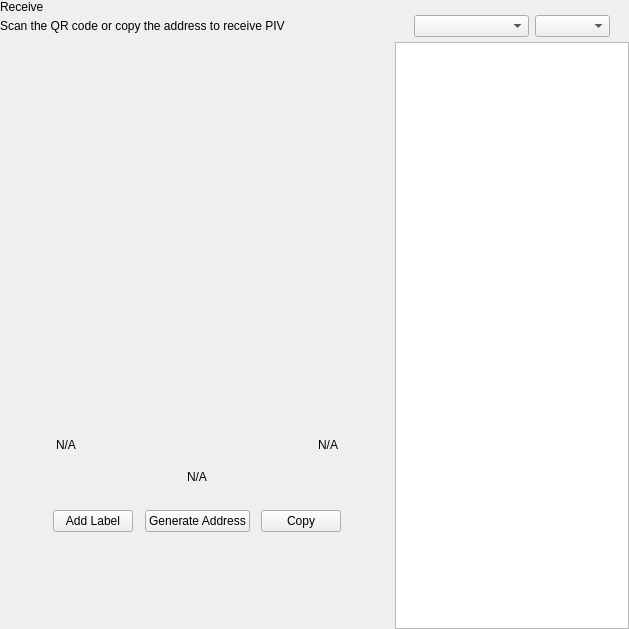
Above: src/qt/pivx/forms/receivewidget.ui from MotoAcidic/pivx-gui before the change. Below: the same form after it.
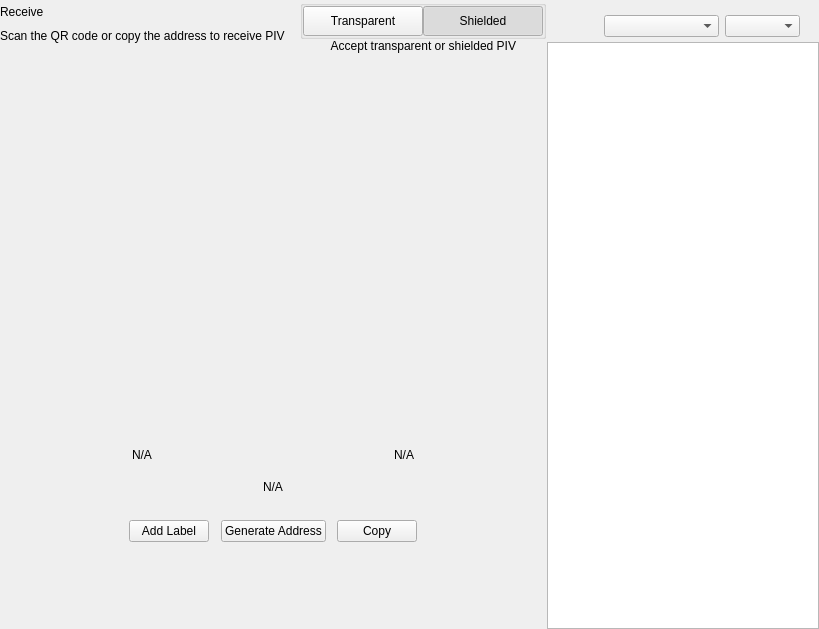
That is the form after the change. Custom widgets are drawn as their Qt base class.

Patch:
```diff
--- a/src/qt/pivx/forms/receivewidget.ui
+++ b/src/qt/pivx/forms/receivewidget.ui
@@ -6,7 +6,7 @@
    <rect>
     <x>0</x>
     <y>0</y>
-    <width>629</width>
+    <width>819</width>
     <height>629</height>
    </rect>
   </property>
@@ -97,6 +97,120 @@
             </property>
            </spacer>
           </item>
+          <item>
+           <widget class="QWidget" name="containerViewPrivacyChecks" native="true">
+            <layout class="QVBoxLayout" name="containerPrivacyChecks">
+             <property name="spacing">
+              <number>0</number>
+             </property>
+             <property name="leftMargin">
+              <number>0</number>
+             </property>
+             <property name="topMargin">
+              <number>0</number>
+             </property>
+             <property name="rightMargin">
+              <number>0</number>
+             </property>
+             <property name="bottomMargin">
+              <number>0</number>
+             </property>
+             <item alignment="Qt::AlignHCenter|Qt::AlignVCenter">
+              <widget class="QGroupBox" name="groupBox">
+               <property name="title">
+                <string/>
+               </property>
+               <layout class="QHBoxLayout" name="horizontalLayout_2_1">
+                <property name="spacing">
+                 <number>0</number>
+                </property>
+                <property name="leftMargin">
+                 <number>0</number>
+                </property>
+                <property name="topMargin">
+                 <number>0</number>
+                </property>
+                <property name="rightMargin">
+                 <number>0</number>
+                </property>
+                <property name="bottomMargin">
+                 <number>0</number>
+                </property>
+                <item>
+                 <widget class="QPushButton" name="pushLeft">
+                  <property name="minimumSize">
+                   <size>
+                    <width>120</width>
+                    <height>30</height>
+                   </size>
+                  </property>
+                  <property name="maximumSize">
+                   <size>
+                    <width>120</width>
+                    <height>30</height>
+                   </size>
+                  </property>
+                  <property name="focusPolicy">
+                   <enum>Qt::NoFocus</enum>
+                  </property>
+                  <property name="text">
+                   <string>Transparent</string>
+                  </property>
+                  <property name="checkable">
+                   <bool>true</bool>
+                  </property>
+                  <property name="autoExclusive">
+                   <bool>true</bool>
+                  </property>
+                 </widget>
+                </item>
+                <item>
+                 <widget class="QPushButton" name="pushRight">
+                  <property name="minimumSize">
+                   <size>
+                    <width>120</width>
+                    <height>30</height>
+                   </size>
+                  </property>
+                  <property name="maximumSize">
+                   <size>
+                    <width>120</width>
+                    <height>30</height>
+                   </size>
+                  </property>
+                  <property name="focusPolicy">
+                   <enum>Qt::NoFocus</enum>
+                  </property>
+                  <property name="text">
+                   <string>Shielded</string>
+                  </property>
+                  <property name="checkable">
+                   <bool>true</bool>
+                  </property>
+                  <property name="checked">
+                   <bool>true</bool>
+                  </property>
+                  <property name="autoExclusive">
+                   <bool>true</bool>
+                  </property>
+                 </widget>
+                </item>
+               </layout>
+              </widget>
+             </item>
+             <item alignment="Qt::AlignHCenter|Qt::AlignTop">
+              <widget class="QLabel" name="labelSubtitle2">
+               <property name="text">
+                <string>Accept transparent or shielded PIV</string>
+               </property>
+               <property name="alignment">
+                <set>Qt::AlignRight|Qt::AlignTrailing|Qt::AlignVCenter</set>
+               </property>
+              </widget>
+             </item>
+            </layout>
+           </widget>
+          </item>
          </layout>
         </item>
         <item>
```
